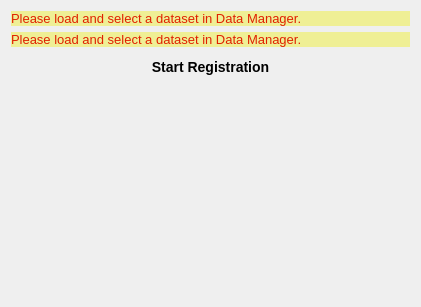
Above: Plugins/inova.registration.views.rigidregistration/src/internal/RegistrationPluginControls.ui from simedcn/mitkapps before the change. Below: the same form after it.
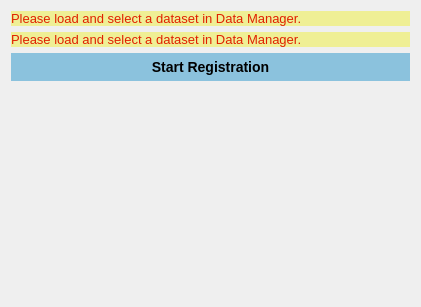
That is the form after the change.

Commit message: - PopeLib: customize RegEvalSettingsWidget - RegistrationComparison: disable enabling image labels - FrameRegistration: auto select the second tab, make it stoppable - ManualRegistration: update + error for MapJob - RegistrationAlgorithms: disable warning when quitting - RegistrationStepSelector: UI - RegistrationVisualizer: auto update + bug fixing - PopeAboutDialog - logo, icons

```diff
--- a/Plugins/inova.registration.views.rigidregistration/src/internal/RegistrationPluginControls.ui
+++ b/Plugins/inova.registration.views.rigidregistration/src/internal/RegistrationPluginControls.ui
@@ -131,6 +131,16 @@
     <layout class="QVBoxLayout" name="verticalLayout_2">
      <item>
       <widget class="QPushButton" name="pushButton_Registration">
+       <property name="styleSheet">
+        <string notr="true">QPushButton
+{
+background-color:#883399CC;
+}
+QPushButton:hover
+{
+    background-color:#CC3399CC;
+}</string>
+       </property>
        <property name="text">
         <string>Start Registration</string>
        </property>
```
The commit also changes 36 other files.
